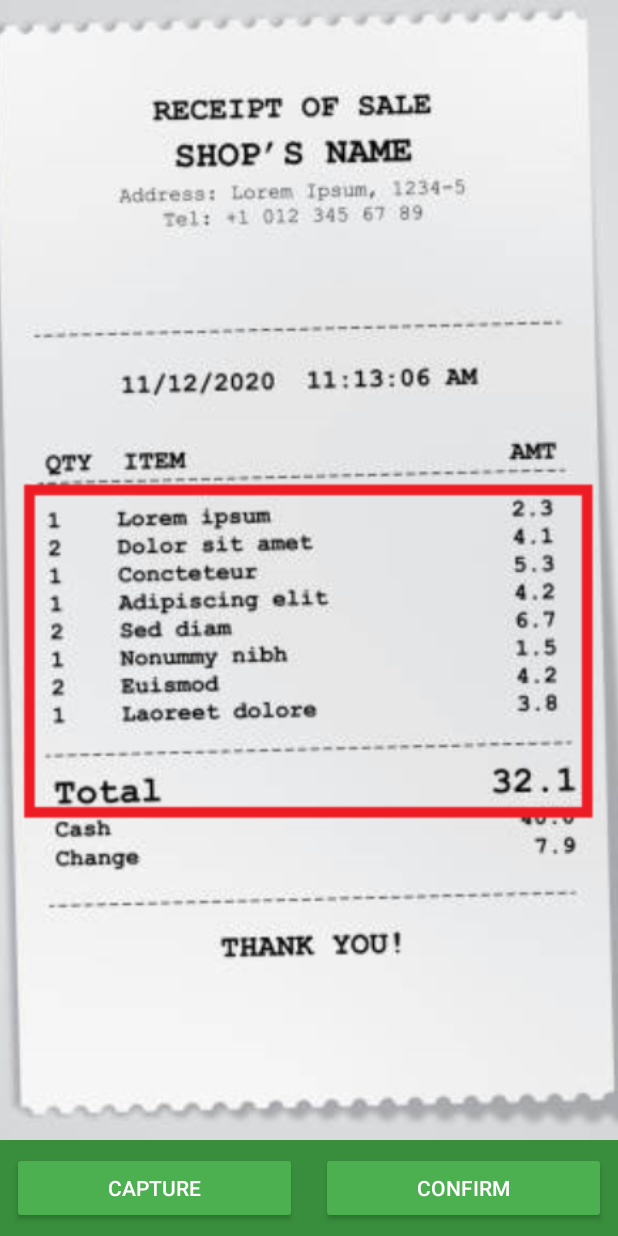
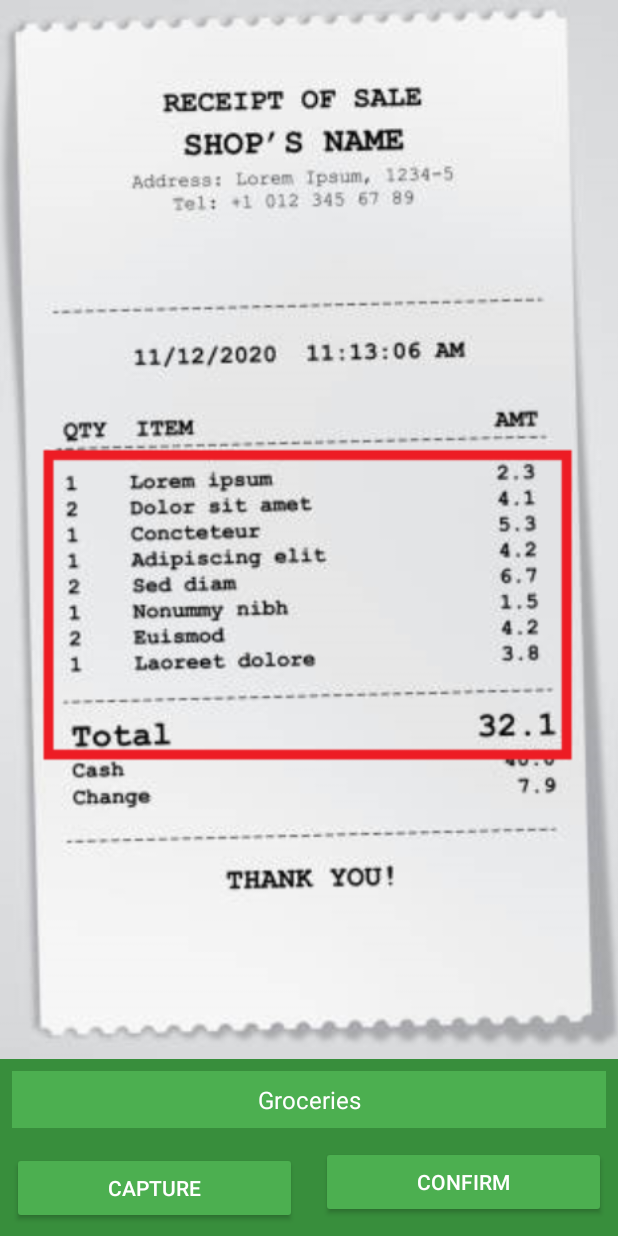
Before and after one commit to repopusher/Expenditure-Management-Project, an Android app: the screen it shows after launch once a user with an empty profile is signed in (CameraActivity), on a phone screen of 412 x 824 dp. Run offline under Robolectric (Android 15) with nearby library versions, the phone set to English and light mode, and no system bars; our stand-ins replace Firebase (no records; nobody signed in at launch, a user with empty details on screens opened directly); pictures from the network do not load.

Commit message:
Category selector

```diff
--- a/FYP_Mobile/app/src/main/java/com/example/fyp_mobile/CameraActivity.kt
+++ b/FYP_Mobile/app/src/main/java/com/example/fyp_mobile/CameraActivity.kt
@@ -16,10 +16,7 @@ import android.os.Environment
 import android.provider.MediaStore
 import android.provider.MediaStore.Images
 import android.util.Log
-import android.widget.Button
-import android.widget.ImageView
-import android.widget.TextView
-import android.widget.Toast
+import android.widget.*
 import androidx.appcompat.app.AppCompatActivity
 import androidx.core.content.ContextCompat
 import androidx.core.content.FileProvider
@@ -51,6 +48,9 @@ class CameraActivity : AppCompatActivity() {
     private lateinit var database: DatabaseReference
     private var uri: Uri? = null
     private lateinit var fullSizeImageUri: Uri
+    private lateinit var categorySpinner: Spinner
+    private lateinit var selectedCategory: String
+    private lateinit var receiptId: String
 
     @SuppressLint("MissingInflatedId")
     override fun onCreate(savedInstanceState: Bundle?) {
@@ -61,6 +61,10 @@ class CameraActivity : AppCompatActivity() {
         confirmButton = findViewById(R.id.confirmButton)
         imageView = findViewById(R.id.imageView)
         auth = FirebaseAuth.getInstance()
+        categorySpinner = findViewById(R.id.categorySpinner)
+        val categories = arrayOf("Groceries", "Transport", "Utilities", "Other")
+        val adapter = ArrayAdapter(this, R.layout.spinner_item, categories)
+        categorySpinner.adapter = adapter
 
         getPermissions()
 
@@ -71,6 +75,8 @@ class CameraActivity : AppCompatActivity() {
 
         confirmButton.setOnClickListener {
             if (uri != null) {
+                selectedCategory = categorySpinner.selectedItem.toString()
+                receiptId = UUID.randomUUID().toString()
                 uploadImage(uri!!)
             } else {
                 Toast.makeText(this, "No image to upload", Toast.LENGTH_SHORT).show()
@@ -122,11 +128,11 @@ class CameraActivity : AppCompatActivity() {
         val client = OkHttpClient()
 
         val json = "application/json; charset=utf-8".toMediaTypeOrNull()
-        val jsonString = "{\"image_path\": \"$imagePath\", \"user_id\": \"$userId\"}"
+        val jsonString = "{\"image_path\": \"$imagePath\", \"user_id\": \"$userId\", \"category\": \"$selectedCategory\", \"id\": \"$receiptId\"}"
         val requestBody = jsonString.toRequestBody(json)
 
         val request = Request.Builder()
-            .url("https://6f2b-213-133-66-102.eu.ngrok.io/process_image") //Change every time you rehost on ngrok
+            .url(" https://b4fb-213-133-66-102.eu.ngrok.io/process_image") //Change every time you rehost on ngrok
             .post(requestBody)
             .build()
 
--- /dev/null
+++ b/FYP_Mobile/app/src/main/res/drawable/button_background_states.xml
@@ -0,0 +1,5 @@
+<?xml version="1.0" encoding="utf-8"?>
+<selector xmlns:android="http://schemas.android.com/apk/res/android">
+    <item android:drawable="@drawable/button_disabled_background" android:state_enabled="false" />
+    <item android:drawable="@drawable/your_button_background" />
+</selector>
--- /dev/null
+++ b/FYP_Mobile/app/src/main/res/drawable/button_disabled_background.xml
@@ -0,0 +1,5 @@
+<?xml version="1.0" encoding="utf-8"?>
+<shape xmlns:android="http://schemas.android.com/apk/res/android">
+    <solid android:color="@color/your_button_disabled_color" />
+    <corners android:radius="4dp" />
+</shape>
--- /dev/null
+++ b/FYP_Mobile/app/src/main/res/drawable/spinner_background.xml
@@ -0,0 +1,12 @@
+<?xml version="1.0" encoding="utf-8"?>
+<selector xmlns:android="http://schemas.android.com/apk/res/android">
+    <item>
+        <shape>
+            <solid android:color="@color/colorPrimary" />
+            <corners android:radius="4dp" />
+            <stroke
+                android:color="@color/colorPrimaryDark"
+                android:width="1dp" />
+        </shape>
+    </item>
+</selector>
--- a/FYP_Mobile/app/src/main/res/layout/activity_camera.xml
+++ b/FYP_Mobile/app/src/main/res/layout/activity_camera.xml
@@ -17,10 +17,21 @@
         app:layout_constraintTop_toTopOf="parent"
         app:layout_constraintStart_toStartOf="parent"
         app:layout_constraintEnd_toEndOf="parent"
-        app:layout_constraintBottom_toTopOf="@id/captureButton"
+        app:layout_constraintBottom_toTopOf="@id/categorySpinner"
         app:layout_constraintVertical_bias="0.5"
         android:src="@drawable/reciept"
         android:scaleType="centerCrop" />
+
+    <Spinner
+        android:id="@+id/categorySpinner"
+        android:layout_width="0dp"
+        android:layout_height="wrap_content"
+        android:background="@drawable/spinner_background"
+        app:layout_constraintTop_toBottomOf="@id/imageView"
+        app:layout_constraintStart_toStartOf="parent"
+        app:layout_constraintEnd_toEndOf="parent"
+        app:layout_constraintBottom_toTopOf="@id/captureButton"
+        android:layout_margin="8dp" />
 
 
     <Button
@@ -30,7 +41,7 @@
         android:text="@string/app_capture"
         app:layout_constraintStart_toStartOf="parent"
         app:layout_constraintEnd_toStartOf="@id/confirmButton"
-        app:layout_constraintTop_toBottomOf="@id/imageView"
+        app:layout_constraintTop_toBottomOf="@id/categorySpinner"
         app:layout_constraintBottom_toBottomOf="parent"
         android:layout_margin="8dp"
         android:backgroundTint="@color/colorPrimary"
@@ -43,7 +54,7 @@
         android:text="@string/app_confirm"
         app:layout_constraintStart_toEndOf="@id/captureButton"
         app:layout_constraintEnd_toEndOf="parent"
-        app:layout_constraintTop_toBottomOf="@id/imageView"
+        app:layout_constraintTop_toBottomOf="@id/categorySpinner"
         app:layout_constraintBottom_toBottomOf="parent"
         android:layout_margin="8dp"
         android:backgroundTint="@color/colorPrimary"
--- /dev/null
+++ b/FYP_Mobile/app/src/main/res/layout/spinner_item.xml
@@ -0,0 +1,12 @@
+<?xml version="1.0" encoding="utf-8"?>
+<TextView xmlns:android="http://schemas.android.com/apk/res/android"
+    android:id="@+id/spinner_item_text"
+    android:layout_width="match_parent"
+    android:layout_height="wrap_content"
+    android:ellipsize="marquee"
+    android:gravity="center"
+    android:padding="8dp"
+    android:textAlignment="gravity"
+    android:textColor="@color/buttonTextColor"
+    android:textSize="16sp"
+    android:background="@color/colorPrimary"/>
--- a/FYP_Mobile/app/src/main/res/values/colors.xml
+++ b/FYP_Mobile/app/src/main/res/values/colors.xml
@@ -23,5 +23,6 @@
 
     <color name="gradient_start">#FF9800</color>
     <color name="gradient_end">#FF5722</color>
+    <color name="your_button_disabled_color">#BDBDBD</color>
 
 </resources>
```
